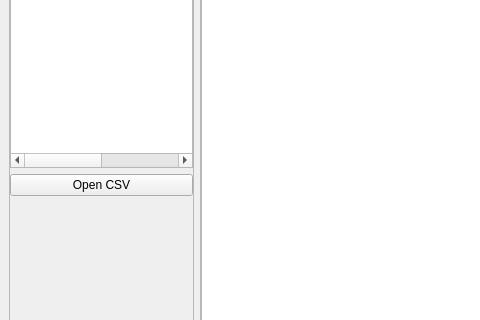
Qt form util/derandui.ui (borevitzlab/timestreamlib) before a commit; both pictures show x 0 to 480 and y 180 to 500 of the 949 by 773 pixel window.
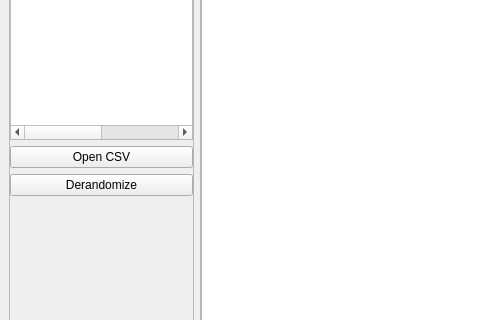
The same form after that commit.

```diff
--- a/util/derandui.ui
+++ b/util/derandui.ui
@@ -33,7 +33,7 @@
        <property name="margin">
         <number>0</number>
        </property>
-       <item row="1" column="0">
+       <item row="2" column="0">
         <spacer name="verticalSpacer">
          <property name="orientation">
           <enum>Qt::Vertical</enum>
@@ -156,6 +156,13 @@
            </property>
           </widget>
          </item>
+         <item>
+          <widget class="QPushButton" name="bDerand">
+           <property name="text">
+            <string>Derandomize</string>
+           </property>
+          </widget>
+         </item>
         </layout>
        </item>
       </layout>
```
